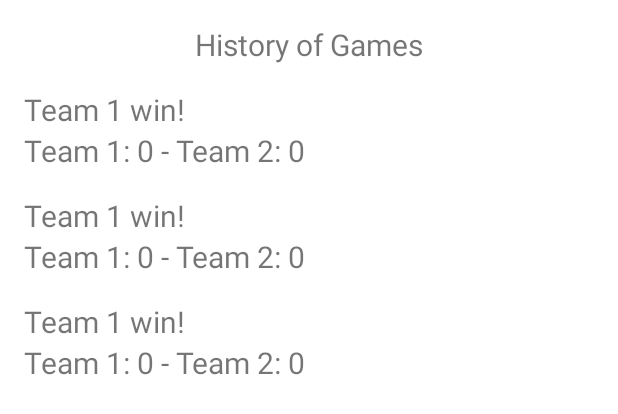
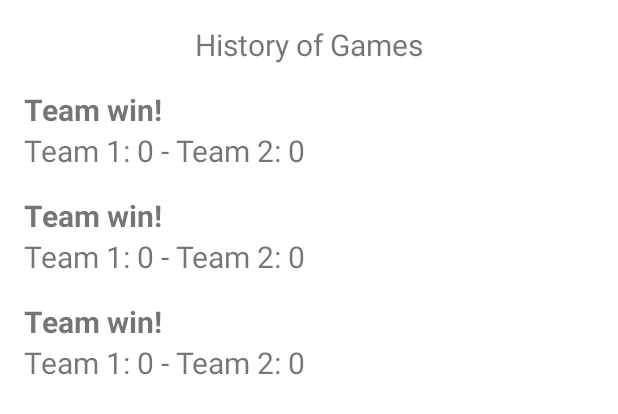
Before and after one commit to aydinbattal/Sports_Teams_Rivalry_App, an Android app: the layout fragment_screen2.xml on its own in the app's theme, with its tools: preview values and no code run, on a phone screen of 412 x 824 dp. Shown: the top 414 px of the screen. Run offline under Robolectric (Android 15) with nearby library versions, the phone set to English and light mode, and no system bars.

```diff
--- a/app/src/main/res/layout/custom_row_layout.xml
+++ b/app/src/main/res/layout/custom_row_layout.xml
@@ -10,7 +10,8 @@
         android:id="@+id/tvOneResultInHistory"
         android:layout_width="wrap_content"
         android:layout_height="wrap_content"
-        android:text="Team 1 win!"
+        android:text="Team win!"
+        android:textStyle="bold"
         android:textSize="20sp"
         app:layout_constraintStart_toStartOf="parent"
         app:layout_constraintTop_toTopOf="parent" />
--- a/app/src/main/res/layout/fragment_screen2.xml
+++ b/app/src/main/res/layout/fragment_screen2.xml
@@ -21,7 +21,7 @@
         app:layout_constraintTop_toTopOf="parent" />
 
     <androidx.recyclerview.widget.RecyclerView
-        android:id="@+id/rvGuesses"
+        android:id="@+id/rvGamesList"
         android:layout_width="match_parent"
         android:layout_height="wrap_content"
         app:layout_constraintEnd_toEndOf="parent"
```
Also changed, not shown: app/src/main/java/com/aydinbattal/midterm_aydin/Screen2Fragment.kt (+12 -1 lines), app/src/main/java/com/aydinbattal/midterm_aydin/adapters/GameAdapter.kt (+21 -2 lines).
